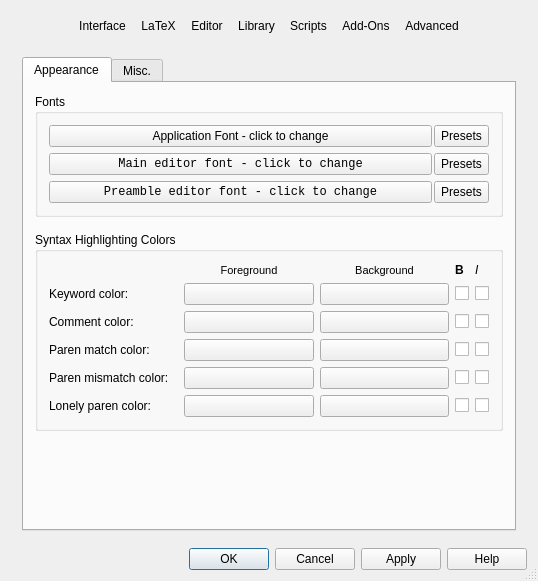
Before: the Qt Designer form src/klfsettings.ui in CryFeiFei/klatexformula, drawn with Qt 5.
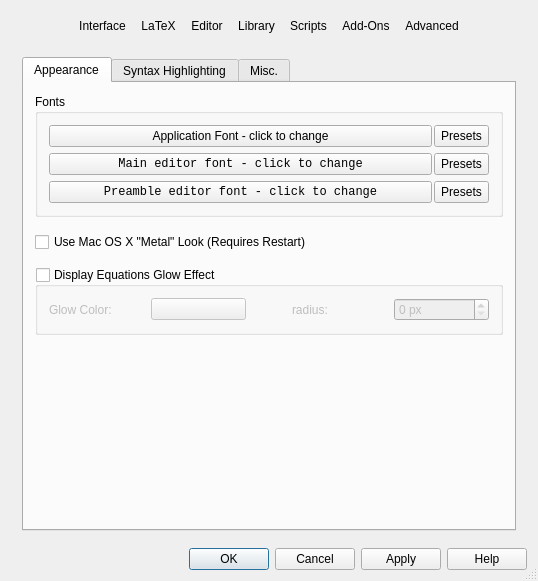
After: the same form once the commit is applied. The open tabs and pages were chosen to show the change. Icons and pictures are not drawn. Custom widgets are drawn as their Qt base class.

Commit message: settings retouches

What changed in the file:
```diff
--- a/src/klfsettings.ui
+++ b/src/klfsettings.ui
@@ -1588,7 +1588,7 @@
              </layout>
             </widget>
            </item>
-           <item row="2" column="0">
+           <item row="3" column="0">
             <spacer name="vspcAppearance">
              <property name="orientation">
               <enum>Qt::Vertical</enum>
@@ -1601,7 +1601,83 @@
              </property>
             </spacer>
            </item>
+           <item row="2" column="0">
+            <widget class="QGroupBox" name="gbxGlowEffect">
+             <property name="title">
+              <string>Display Equations Glow Effect</string>
+             </property>
+             <property name="checkable">
+              <bool>true</bool>
+             </property>
+             <property name="checked">
+              <bool>false</bool>
+             </property>
+             <layout class="QHBoxLayout" name="horizontalLayout_3">
+              <item>
+               <widget class="QLabel" name="lblGlowColor">
+                <property name="text">
+                 <string>Glow Color:</string>
+                </property>
+               </widget>
+              </item>
+              <item>
+               <widget class="KLFColorChooser" name="colGlowEffectColor">
+                <property name="showSize">
+                 <size>
+                  <width>60</width>
+                  <height>20</height>
+                 </size>
+                </property>
+               </widget>
+              </item>
+              <item>
+               <spacer name="hspcGlowEffect">
+                <property name="orientation">
+                 <enum>Qt::Horizontal</enum>
+                </property>
+                <property name="sizeType">
+                 <enum>QSizePolicy::Fixed</enum>
+                </property>
+                <property name="sizeHint" stdset="0">
+                 <size>
+                  <width>40</width>
+                  <height>20</height>
+                 </size>
+                </property>
+               </spacer>
+              </item>
+              <item>
+               <widget class="QLabel" name="lblGlowEffectRadius">
+                <property name="text">
+                 <string>radius:</string>
+                </property>
+               </widget>
+              </item>
+              <item>
+               <widget class="QSpinBox" name="spnGlowEffectRadius">
+                <property name="suffix">
+                 <string> px</string>
+                </property>
+               </widget>
+              </item>
+             </layout>
+            </widget>
+           </item>
            <item row="1" column="0">
+            <widget class="QCheckBox" name="chkMacBrushedMetalLook">
+             <property name="text">
+              <string>Use Mac OS X &quot;Metal&quot; Look (Requires Restart)</string>
+             </property>
+            </widget>
+           </item>
+          </layout>
+         </widget>
+         <widget class="QWidget" name="tabAdvancedSyntaxHighlighting">
+          <attribute name="title">
+           <string>Syntax Highlighting</string>
+          </attribute>
+          <layout class="QGridLayout" name="gridLayout">
+           <item row="0" column="0">
             <widget class="QGroupBox" name="gbxSHColors">
              <property name="title">
               <string>Syntax Highlighting Colors</string>
@@ -2235,20 +2311,6 @@
             </spacer>
            </item>
            <item row="2" column="0">
-            <widget class="QCheckBox" name="chkGlowEffect">
-             <property name="text">
-              <string>Display Equations Glow Effect</string>
-             </property>
-            </widget>
-           </item>
-           <item row="1" column="0">
-            <widget class="QCheckBox" name="chkMacBrushedMetalLook">
-             <property name="text">
-              <string>Use Mac OS X &quot;Metal&quot; Look (Requires Restart)</string>
-             </property>
-            </widget>
-           </item>
-           <item row="4" column="0">
             <layout class="QHBoxLayout" name="hlytAdvancedEditor">
              <item>
               <spacer name="hspcAdvancedEditor">
```
Left out of the diff: 19 changed lines with no effect on the pictures. The commit also changes 2 other files.
